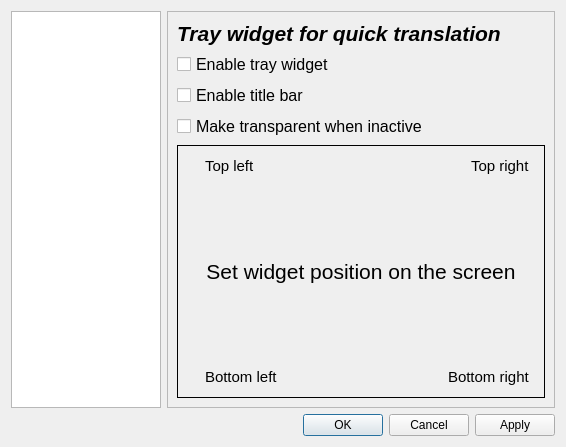
This is src/GUI/settingsdialog.ui in denix56/Apertium-GP as Qt 5 draws it before an edit. The edited form follows.
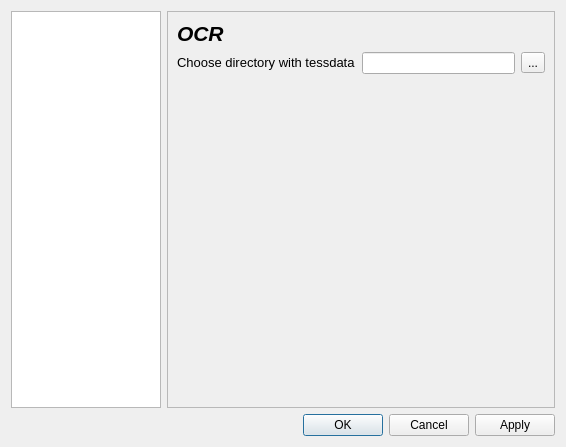
This is the edited form.

```diff
--- a/src/GUI/settingsdialog.ui
+++ b/src/GUI/settingsdialog.ui
@@ -29,7 +29,7 @@
       <enum>QFrame::Plain</enum>
      </property>
      <property name="currentIndex">
-      <number>1</number>
+      <number>2</number>
      </property>
      <widget class="QWidget" name="font">
       <layout class="QGridLayout" name="gridLayout_2">
@@ -313,6 +313,74 @@
        </item>
       </layout>
      </widget>
+     <widget class="QWidget" name="page">
+      <layout class="QGridLayout" name="gridLayout_7">
+       <item row="2" column="0">
+        <widget class="QLabel" name="supLabel">
+         <property name="text">
+          <string>&lt;html&gt;&lt;head/&gt;&lt;body&gt;&lt;p&gt;&lt;span style=&quot; font-size:10pt;&quot;&gt;Choose directory with tessdata&lt;/span&gt;&lt;/p&gt;&lt;/body&gt;&lt;/html&gt;</string>
+         </property>
+        </widget>
+       </item>
+       <item row="0" column="0" colspan="2">
+        <widget class="QLabel" name="ocrLabel">
+         <property name="sizePolicy">
+          <sizepolicy hsizetype="Preferred" vsizetype="Preferred">
+           <horstretch>0</horstretch>
+           <verstretch>0</verstretch>
+          </sizepolicy>
+         </property>
+         <property name="font">
+          <font>
+           <stylestrategy>PreferDefault</stylestrategy>
+          </font>
+         </property>
+         <property name="text">
+          <string>&lt;html&gt;&lt;head/&gt;&lt;body&gt;&lt;p&gt;&lt;span style=&quot; font-size:16pt; font-weight:600; font-style:italic;&quot;&gt;OCR&lt;/span&gt;&lt;/p&gt;&lt;/body&gt;&lt;/html&gt;</string>
+         </property>
+         <property name="alignment">
+          <set>Qt::AlignLeading|Qt::AlignLeft|Qt::AlignVCenter</set>
+         </property>
+         <property name="wordWrap">
+          <bool>false</bool>
+         </property>
+        </widget>
+       </item>
+       <item row="2" column="1">
+        <widget class="QLineEdit" name="pathEdit">
+         <property name="clearButtonEnabled">
+          <bool>false</bool>
+         </property>
+        </widget>
+       </item>
+       <item row="2" column="2">
+        <widget class="QToolButton" name="pathBtn">
+         <property name="sizePolicy">
+          <sizepolicy hsizetype="Fixed" vsizetype="Fixed">
+           <horstretch>0</horstretch>
+           <verstretch>0</verstretch>
+          </sizepolicy>
+         </property>
+         <property name="text">
+          <string>...</string>
+         </property>
+        </widget>
+       </item>
+       <item row="3" column="0" colspan="3">
+        <spacer name="verticalSpacer_3">
+         <property name="orientation">
+          <enum>Qt::Vertical</enum>
+         </property>
+         <property name="sizeHint" stdset="0">
+          <size>
+           <width>20</width>
+           <height>40</height>
+          </size>
+         </property>
+        </spacer>
+       </item>
+      </layout>
+     </widget>
     </widget>
    </item>
    <item row="1" column="2">
```
Left out of the diff: 2 changed lines with no effect on the pictures.
